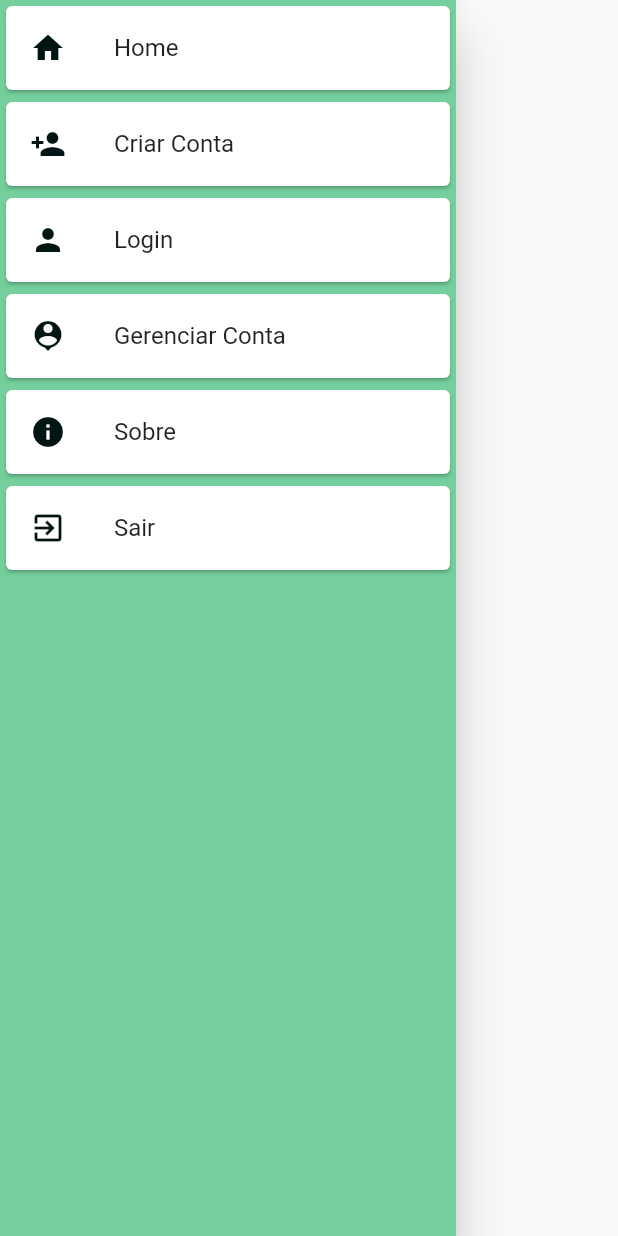
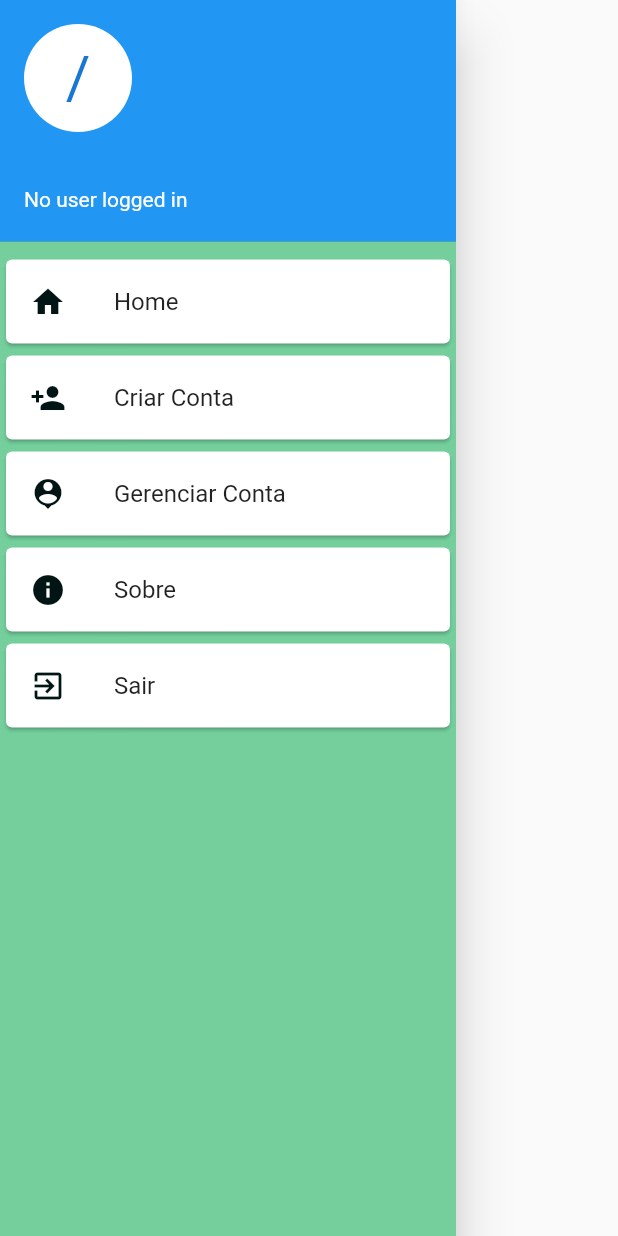
Before and after one commit to IsaiasFMAlcantara/Shopping_list, a Flutter app: the CustomDrawer widget shown alone on an empty page, opened directly, on a phone screen of 412 x 824 dp. Run offline on Flutter 3.47's test engine with Material 2 defaults, Android fonts, the phone set to English and light mode, and no system bars; our stand-ins replace cloud_firestore, firebase_auth, firebase_core, get; accounts and stored records are empty; network calls fail.

Commit message:
subindo atualizacao

```diff
--- a/lib/control/c_firebase.dart
+++ b/lib/control/c_firebase.dart
@@ -67,7 +67,7 @@ class DeslogarFirebase {
   Future<void> deslogar() async {
     try {
       await FirebaseAuth.instance.signOut();
-      Get.toNamed('/log_user');
+      Get.toNamed('/login');
     } catch (e) {
       print('Erro: $e');
     }
--- a/lib/custom/customDrawer.dart
+++ b/lib/custom/customDrawer.dart
@@ -1,6 +1,7 @@
 import 'package:flutter/material.dart';
 import 'package:get/get.dart';
 import 'package:listadecomprass/utils/colors.dart';
+import 'package:listadecomprass/control/c_firebase.dart';
 
 class CustomDrawer extends StatefulWidget {
   const CustomDrawer({Key? key}) : super(key: key);
@@ -10,12 +11,27 @@ class CustomDrawer extends StatefulWidget {
 }
 
 class _CustomDrawerState extends State<CustomDrawer> {
+  final UserController _userController = Get.put(UserController());
+  DeslogarFirebase deslogarBaseFirebase = DeslogarFirebase();
   @override
   Widget build(BuildContext context) {
     return Drawer(
       backgroundColor: ColorsCoworking.drawerColor,
       child: ListView(
         children: [
+          UserAccountsDrawerHeader(
+            accountName: Text(_userController.user?.displayName ?? ''),
+            accountEmail:
+                Text(_userController.user?.email ?? 'No user logged in'),
+            currentAccountPicture: CircleAvatar(
+                backgroundColor: Colors.white,
+                child: Text(
+                  _userController.user?.email?.isNotEmpty == true
+                      ? _userController.user!.email![0].toUpperCase()
+                      : '/',
+                  style: TextStyle(fontSize: 40.0),
+                )),
+          ),
           Card(
             color: ColorsCoworking.buttomdrawerColor,
             child: ListTile(
@@ -39,19 +55,6 @@ class _CustomDrawerState extends State<CustomDrawer> {
               title: Text('Criar Conta'),
               onTap: () {
                 Get.toNamed('/criar_usuario');
-              },
-            ),
-          ),
-          Card(
-            color: ColorsCoworking.buttomdrawerColor,
-            child: ListTile(
-              leading: Icon(
-                Icons.person,
-                color: ColorsCoworking.icondrawerColor,
-              ),
-              title: Text('Login'),
-              onTap: () {
-                Get.toNamed('/login');
               },
             ),
           ),
@@ -90,7 +93,7 @@ class _CustomDrawerState extends State<CustomDrawer> {
               ),
               title: Text('Sair'),
               onTap: () {
-                Get.toNamed('/sair');
+                deslogarBaseFirebase.deslogar();
               },
             ),
           ),
--- a/lib/main.dart
+++ b/lib/main.dart
@@ -15,7 +15,7 @@ Future<void> main() async {
   runApp(
     GetMaterialApp(
       debugShowCheckedModeBanner: false,
-      initialRoute: '/home',
+      initialRoute: '/login',
       getPages: [
         GetPage(name: '/home', page: () => HomeScreen()),
         GetPage(name: '/login', page: () => Login()),
```
Also changed, not shown: lib/view/aux_criarusuario.dart (+8 -1 lines), lib/view/aux_login.dart (+24 -1 lines), lib/view/form_emailsenha.dart (deleted, +0 -119 lines).
